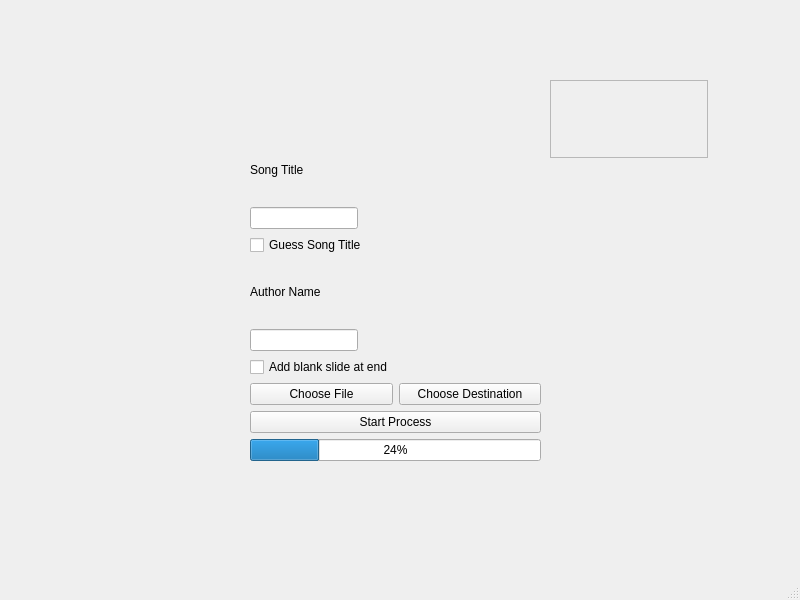
Above: src/main.ui from Diode-exe/pptxToOpenLyrics before the change. Below: the same form after it.
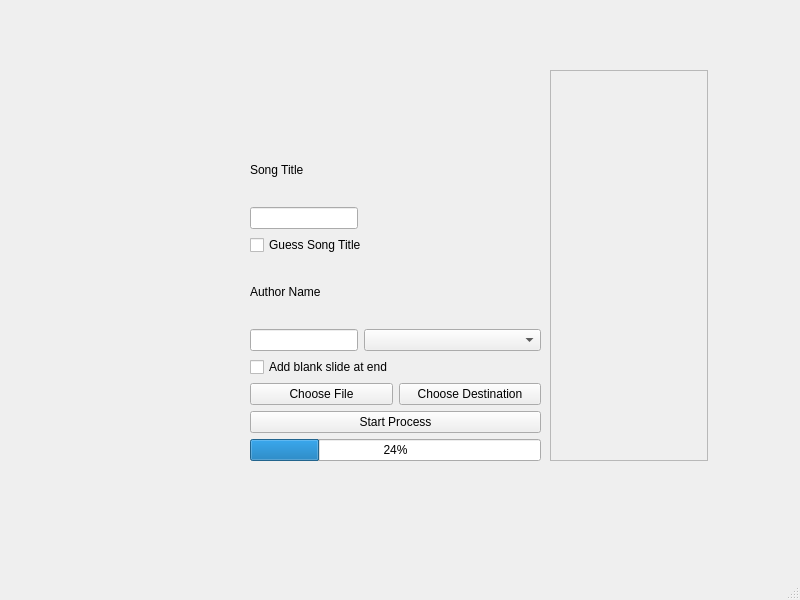
That is the form after the change.

Commit message:
(broken) adding filenames to scroll area
it's broken, complaining of a TypeError

```diff
--- a/src/main.ui
+++ b/src/main.ui
@@ -66,6 +66,8 @@
       </widget>
      </item>
      <item>
+      <layout class="QHBoxLayout" name="horizontalLayout">
+       <item>
       <widget class="QLineEdit" name="author_entry">
        <property name="sizePolicy">
         <sizepolicy hsizetype="Fixed" vsizetype="Fixed">
@@ -76,6 +78,11 @@
       </widget>
      </item>
      <item>
+        <widget class="QComboBox" name="author_type"/>
+       </item>
+      </layout>
+     </item>
+     <item>
       <layout class="QVBoxLayout" name="verticalLayout_2">
        <item>
         <widget class="QCheckBox" name="blank_slide_checkbox">
@@ -124,9 +131,9 @@
     <property name="geometry">
      <rect>
       <x>550</x>
-      <y>80</y>
+      <y>70</y>
       <width>158</width>
-      <height>78</height>
+      <height>391</height>
      </rect>
     </property>
     <property name="widgetResizable">
@@ -138,7 +145,7 @@
        <x>0</x>
        <y>0</y>
        <width>154</width>
-       <height>74</height>
+       <height>387</height>
       </rect>
      </property>
     </widget>
```
Lines whose indentation alone changed are shown as unchanged. The commit also changes 1 other file.
